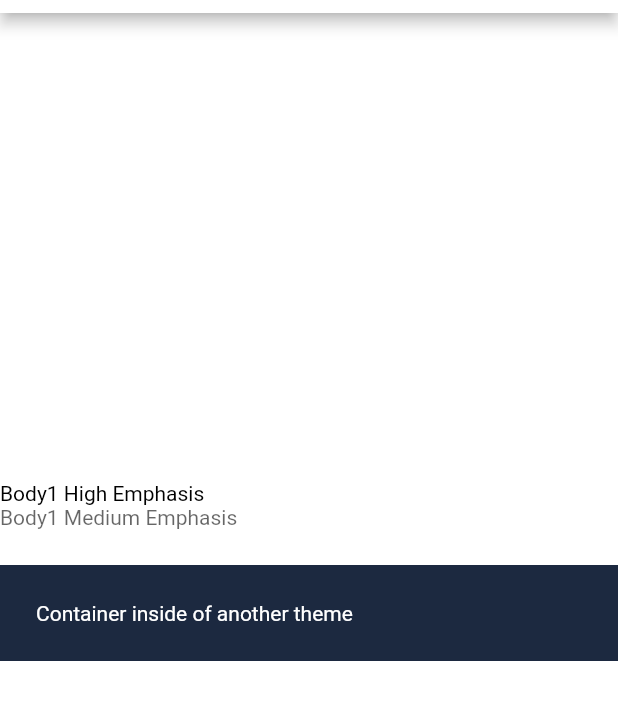
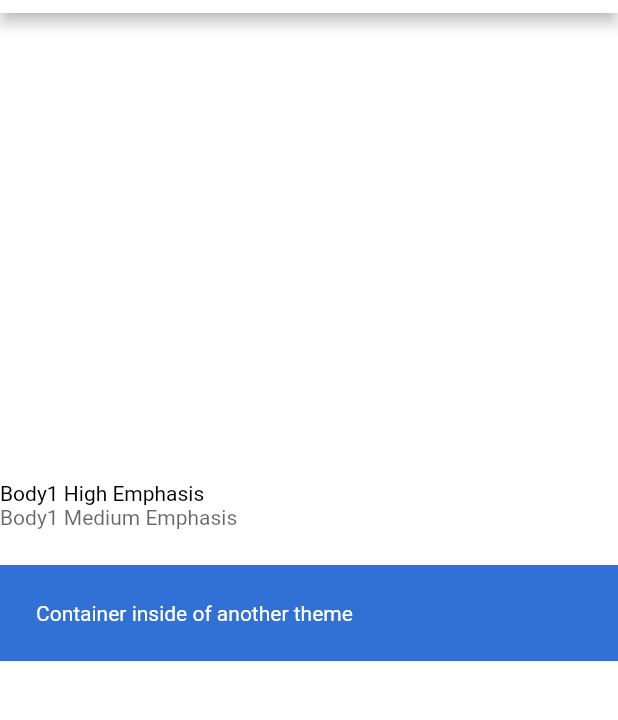
Before and after one commit to douglasiacovelli/poc-theme-flutter, a Flutter app: the screen it shows after launch, on a phone screen of 412 x 824 dp, the part 71-791 px from its top. Run offline on Flutter 3.47's test engine with Material 2 defaults, Android fonts, the phone set to English and light mode, and no system bars.

Commit message:
second version of light/dark theme

```diff
--- /dev/null
+++ b/lib/app_theme.dart
@@ -0,0 +1,27 @@
+import 'package:flutter/widgets.dart';
+import 'package:poc_theme/colors.dart';
+import 'package:poc_theme/theme.dart';
+import 'package:poc_theme/typography.dart';
+
+class AppTheme {
+  final BuildContext context;
+
+  AppTheme(this.context);
+
+  bool get darkMode => GlobalAppTheme.of(context).darkMode;
+
+  Color get backgroundColor => darkMode ? Colors.black : Colors.white;
+  Color get highEmphasisColor => darkMode ? Colors.white : Colors.black;
+  Color get mediumEmphasisColor => darkMode ? Colors.white80 : Colors.black60;
+  TextStyle get body1 => Typography.body1.copyWith(color: highEmphasisColor);
+  TextStyle get body1MediumEmphasis => Typography.body1.copyWith(color: mediumEmphasisColor);
+  TextStyle get body2 => Typography.body2.copyWith(color: highEmphasisColor);
+  TextStyle get body2MediumEmphasis => Typography.body2.copyWith(color: mediumEmphasisColor);
+}
+
+class Theme2 extends AppTheme {
+  Theme2(BuildContext context) : super(context);
+
+  Color get backgroundColor => darkMode ? Colors.lightBlue : Colors.blue;
+  Color get highEmphasisColor => darkMode ? Colors.black : Colors.white;
+}
--- /dev/null
+++ b/lib/colors.dart
@@ -0,0 +1,12 @@
+import 'package:flutter/widgets.dart';
+
+class Colors {
+  Colors._();
+
+  static const black = const Color.fromRGBO(0, 0, 0, 1);
+  static const black60 = const Color.fromRGBO(0, 0, 0, 0.6);
+  static const white = const Color.fromRGBO(255, 255, 255, 1);
+  static const white80 = const Color.fromRGBO(255, 255, 255, 0.80);
+  static const blue = const Color.fromRGBO(49, 112, 212, 1);
+  static const lightBlue = const Color.fromRGBO(69, 192, 245, 1);
+}
--- a/lib/main.dart
+++ b/lib/main.dart
@@ -1,22 +1,57 @@
 import 'package:flutter/material.dart';
+import 'package:poc_theme/app_theme.dart';
 import 'package:poc_theme/theme.dart';
 
 void main() {
   runApp(MyApp());
 }
 
-class MyApp extends StatelessWidget {
+class MyApp extends StatefulWidget {
+  @override
+  _MyAppState createState() => _MyAppState();
+}
+
+class _MyAppState extends State<MyApp> with WidgetsBindingObserver {
+  bool isDarkMode;
+
+  @override
+  void initState() {
+    _updateTheme();
+    WidgetsBinding.instance.addObserver(this);
+    super.initState();
+  }
+
+  void _updateTheme() {
+    final brightness = WidgetsBinding.instance.window.platformBrightness;
+    setState(() {
+      isDarkMode = brightness == Brightness.dark;
+    });
+  }
+
+  @override
+  void didChangePlatformBrightness() {
+    _updateTheme();
+  }
+
   @override
   Widget build(BuildContext context) {
-    return MTheme(
-      themeData: MThemeData(darkMode: false),
+    return GlobalAppTheme(
+      darkMode: isDarkMode,
       child: MaterialApp(
         title: 'Flutter Demo',
         home: MyHomePage(title: 'Flutter Demo Home Page'),
       ),
     );
   }
+
+  @override
+  void dispose() {
+    WidgetsBinding.instance.removeObserver(this);
+    super.dispose();
   }
+}
+
+void updateTheme() {}
 
 class MyHomePage extends StatefulWidget {
   MyHomePage({Key key, this.title}) : super(key: key);
@@ -30,7 +65,9 @@ class MyHomePage extends StatefulWidget {
 class _MyHomePageState extends State<MyHomePage> {
   @override
   Widget build(BuildContext context) {
-    return Scaffold(
+    return MThemeWrapper(
+      theme: AppTheme(context),
+      builder: (context) => Scaffold(
         backgroundColor: MTheme.of(context).backgroundColor,
         appBar: AppBar(
           backgroundColor: MTheme.of(context).backgroundColor,
@@ -53,7 +90,7 @@ class _MyHomePageState extends State<MyHomePage> {
                 style: MTheme.of(context).body1MediumEmphasis,
               ),
               MThemeWrapper(
-              themeData: MThemeData(darkMode: true),
+                theme: Theme2(context),
                 builder: (context) => Padding(
                   padding: const EdgeInsets.symmetric(vertical: 24),
                   child: Container(
@@ -73,6 +110,7 @@ class _MyHomePageState extends State<MyHomePage> {
             ],
           ),
         ),
+      ),
     );
   }
 }
--- a/lib/theme.dart
+++ b/lib/theme.dart
@@ -1,59 +1,52 @@
 import 'package:flutter/material.dart';
 import 'package:flutter/widgets.dart';
-import 'package:poc_theme/theme_data.dart';
+import 'package:poc_theme/app_theme.dart';
 
 class MThemeWrapper extends StatelessWidget {
-  final MThemeData themeData;
+  final AppTheme theme;
   final WidgetBuilder builder;
 
-  MThemeWrapper({@required this.themeData, @required this.builder});
+  MThemeWrapper({
+    @required this.theme,
+    @required this.builder,
+  });
 
   @override
   Widget build(BuildContext context) {
     return MTheme(
-      themeData: themeData,
+      theme: theme,
       child: LayoutBuilder(builder: (context, _) => builder(context)),
     );
   }
 }
 
 class MTheme extends InheritedWidget {
-  final MThemeData themeData;
+  final AppTheme theme;
 
-  MTheme({this.themeData, Widget child}) : super(child: child);
+  MTheme({this.theme, Widget child}) : super(child: child);
 
   @override
   bool updateShouldNotify(covariant InheritedWidget oldWidget) {
     return true;
   }
 
-  static MThemeData of(BuildContext context) =>
-      context.dependOnInheritedWidgetOfExactType<MTheme>(aspect: MTheme).themeData;
+  static AppTheme of(BuildContext context) =>
+      context.dependOnInheritedWidgetOfExactType<MTheme>(aspect: MTheme).theme;
 }
 
-class MThemeData implements AppTheme {
-  AppTheme _currentTheme;
+class GlobalAppTheme extends InheritedWidget {
+  final darkMode;
 
-  MThemeData({bool darkMode = false}) {
-    setTheme(darkMode);
+  GlobalAppTheme({
+    @required this.darkMode,
+    @required Widget child,
+  }) : super(child: child);
+
+  @override
+  bool updateShouldNotify(covariant InheritedWidget oldWidget) {
+    return true;
   }
 
-  void setTheme(bool darkMode) {
-    _currentTheme = darkMode ? DarkTheme() : LightTheme();
-  }
-
-  @override
-  Color get backgroundColor => _currentTheme.backgroundColor;
-
-  @override
-  Color get highEmphasisTextColor => _currentTheme.highEmphasisTextColor;
-
-  @override
-  Color get mediumEmphasisTextColor => _currentTheme.mediumEmphasisTextColor;
-
-  @override
-  TextStyle get body1 => _currentTheme.body1;
-
-  @override
-  TextStyle get body1MediumEmphasis => _currentTheme.body1MediumEmphasis;
+  static GlobalAppTheme of(BuildContext context) =>
+      context.dependOnInheritedWidgetOfExactType(aspect: GlobalAppTheme);
 }
--- a/lib/theme_data.dart
+++ /dev/null
@@ -1,44 +0,0 @@
-import 'package:flutter/widgets.dart';
-import 'package:poc_theme/typography.dart';
-
-abstract class AppTheme {
-  Color get backgroundColor;
-  Color get highEmphasisTextColor;
-  Color get mediumEmphasisTextColor;
-
-  // Typography
-  TextStyle get body1;
-  TextStyle get body1MediumEmphasis;
-}
-
-class LightTheme implements AppTheme {
-  @override
-  Color get backgroundColor => Color(0xFFFFFFFF);
-  @override
-  Color get highEmphasisTextColor => Color(0xFF000000);
-  @override
-  Color get mediumEmphasisTextColor => Color(0x99000000);
-
-  @override
-  TextStyle get body1 => Typography.body1.copyWith(color: highEmphasisTextColor);
-
-  @override
-  TextStyle get body1MediumEmphasis => Typography.body1.copyWith(color: mediumEmphasisTextColor);
-}
-
-class DarkTheme implements AppTheme {
-  @override
-  Color get backgroundColor => Color(0xFF1C2940);
-
-  @override
-  Color get highEmphasisTextColor => Color(0xFFFFFFFF);
-
-  @override
-  Color get mediumEmphasisTextColor => Color(0xCCFFFFFF);
-
-  @override
-  TextStyle get body1 => Typography.body1.copyWith(color: highEmphasisTextColor);
-
-  @override
-  TextStyle get body1MediumEmphasis => Typography.body1.copyWith(color: mediumEmphasisTextColor);
-}
--- a/lib/typography.dart
+++ b/lib/typography.dart
@@ -2,4 +2,5 @@ import 'package:flutter/widgets.dart';
 
 class Typography {
   static TextStyle body1 = TextStyle(fontSize: 14);
+  static TextStyle body2 = TextStyle(fontSize: 12);
 }
```
Also changed, not shown: 1 other file. Lines whose indentation alone changed are shown as unchanged.
